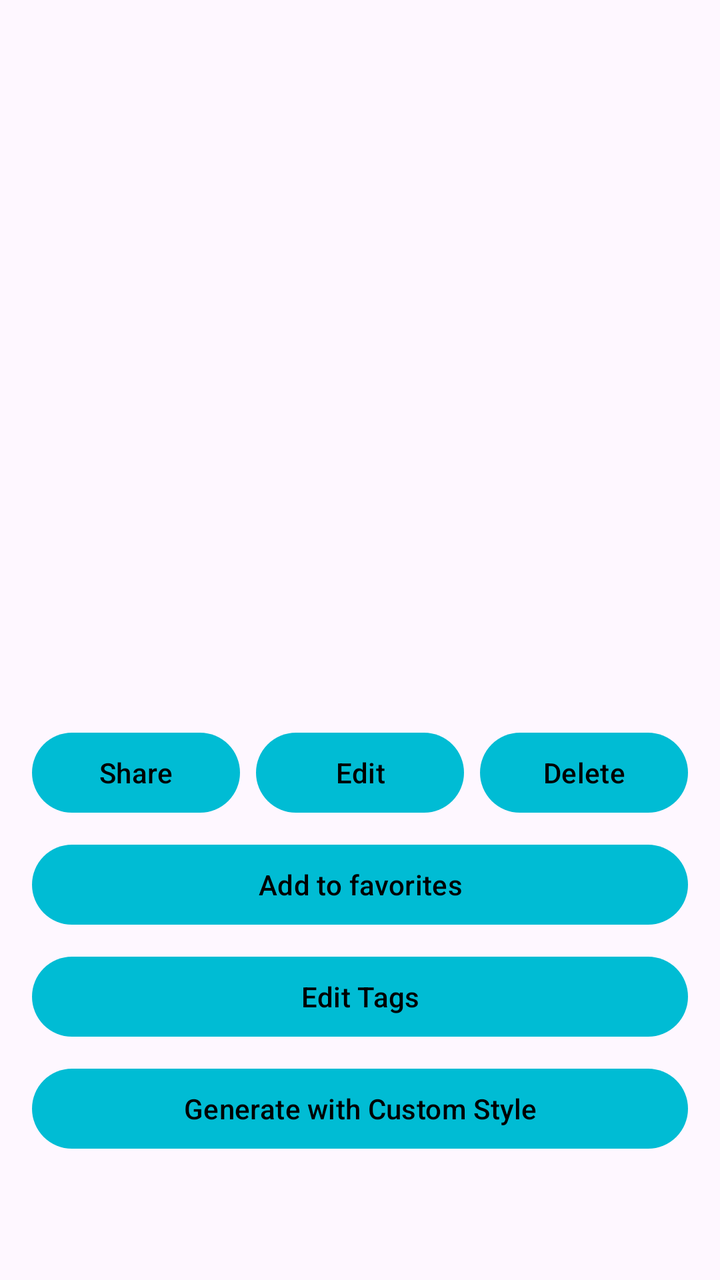
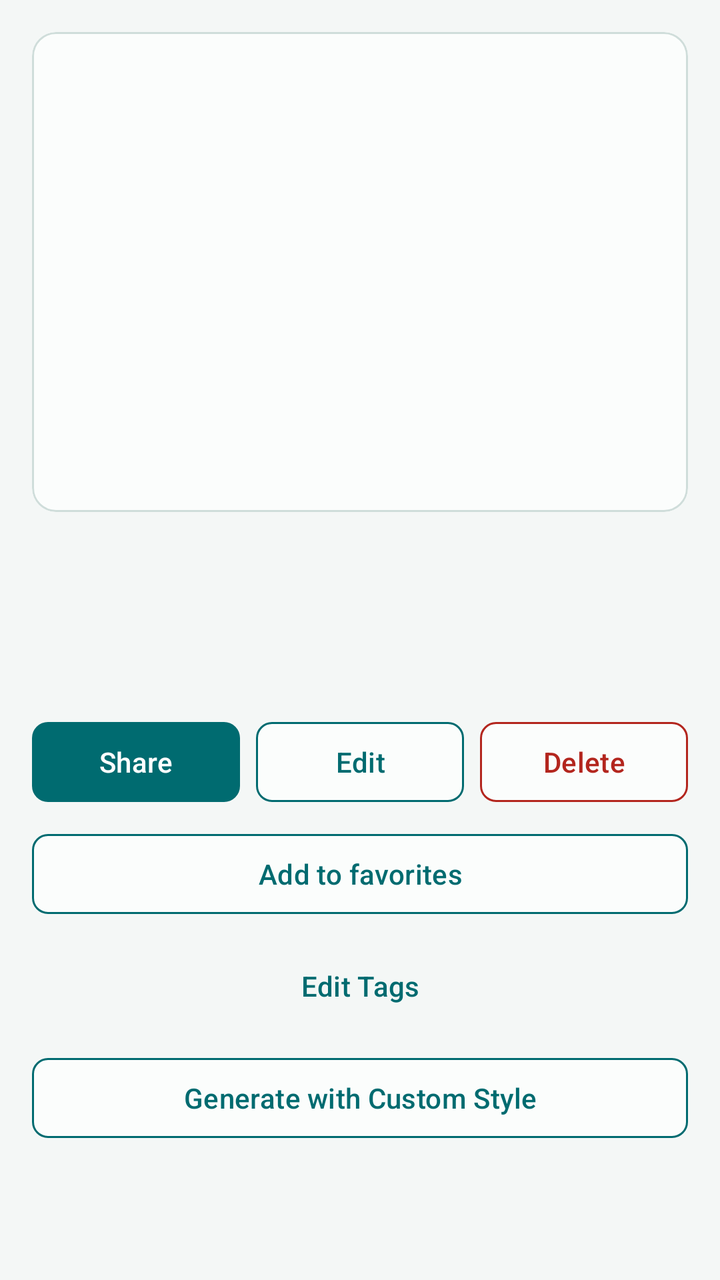

Two renders of the same Android screen: before a commit and after it. Below are the layout's source before the change and the commit's diff.
<!-- AndroidManifest.xml: application theme Theme.QRCodeSimple -->
<!-- res/layout/fragment_history_detail.xml -->
<?xml version="1.0" encoding="utf-8"?>
<ScrollView xmlns:android="http://schemas.android.com/apk/res/android"
    xmlns:app="http://schemas.android.com/apk/res-auto"
    android:layout_width="match_parent"
    android:layout_height="match_parent"
    android:fillViewport="true">

    <LinearLayout
        android:layout_width="match_parent"
        android:layout_height="wrap_content"
        android:orientation="vertical"
        android:padding="16dp">

        <ImageView
            android:id="@+id/ivBarcode"
            android:layout_width="match_parent"
            android:layout_height="240dp"
            android:scaleType="fitCenter"
            android:contentDescription="@string/barcode_image" />

        <TextView
            android:id="@+id/tvContent"
            android:layout_width="match_parent"
            android:layout_height="wrap_content"
            android:layout_marginTop="16dp"
            android:textSize="18sp"
            android:textIsSelectable="true" />

        <TextView
            android:id="@+id/tvType"
            android:layout_width="wrap_content"
            android:layout_height="wrap_content"
            android:layout_marginTop="8dp"
            android:textSize="14sp"
            android:textColor="?attr/colorPrimary" />

        <TextView
            android:id="@+id/tvTime"
            android:layout_width="wrap_content"
            android:layout_height="wrap_content"
            android:layout_marginTop="4dp"
            android:textSize="14sp"
            android:textColor="?android:attr/textColorSecondary" />

        <TextView
            android:id="@+id/tvTags"
            android:layout_width="match_parent"
            android:layout_height="wrap_content"
            android:layout_marginTop="8dp"
            android:textSize="14sp"
            android:textColor="?android:attr/textColorSecondary"
            android:visibility="gone" />

        <TextView
            android:id="@+id/tvNotes"
            android:layout_width="match_parent"
            android:layout_height="wrap_content"
            android:layout_marginTop="8dp"
            android:textSize="14sp"
            android:textIsSelectable="true"
            android:visibility="gone" />

        <com.google.android.material.chip.ChipGroup
            android:id="@+id/chipGroupTags"
            android:layout_width="match_parent"
            android:layout_height="wrap_content"
            android:layout_marginTop="8dp"
            android:visibility="gone" />

        <LinearLayout
            android:layout_width="match_parent"
            android:layout_height="wrap_content"
            android:layout_marginTop="16dp"
            android:orientation="horizontal">

            <Button
                android:id="@+id/btnShare"
                android:layout_width="0dp"
                android:layout_height="wrap_content"
                android:layout_weight="1"
                android:layout_marginEnd="4dp"
                android:text="@string/share" />

            <Button
                android:id="@+id/btnEdit"
                android:layout_width="0dp"
                android:layout_height="wrap_content"
                android:layout_weight="1"
                android:layout_marginStart="4dp"
                android:layout_marginEnd="4dp"
                android:text="@string/edit" />

            <Button
                android:id="@+id/btnDelete"
                android:layout_width="0dp"
                android:layout_height="wrap_content"
                android:layout_weight="1"
                android:layout_marginStart="4dp"
                android:text="@string/delete" />
        </LinearLayout>

        <Button
            android:id="@+id/btnToggleFavorite"
            android:layout_width="match_parent"
            android:layout_height="wrap_content"
            android:layout_marginTop="8dp"
            android:text="@string/add_to_favorites" />

        <Button
            android:id="@+id/btnEditTags"
            android:layout_width="match_parent"
            android:layout_height="wrap_content"
            android:layout_marginTop="8dp"
            android:text="@string/edit_tags" />

        <Button
            android:id="@+id/btnOpenGenerate"
            android:layout_width="match_parent"
            android:layout_height="wrap_content"
            android:layout_marginTop="8dp"
            android:text="@string/generate_with_custom_style" />

    </LinearLayout>
</ScrollView>
<!-- resources referenced by this layout -->
<resources>
  <style name="Theme.QRCodeSimple" parent="Theme.Material3.DayNight.NoActionBar">
          <item name="colorPrimary">@color/cyan_500</item>
          <item name="colorPrimaryVariant">@color/cyan_700</item>
          <item name="colorOnPrimary">@color/black</item>
          <item name="colorSecondary">@color/teal_200</item>
          <item name="colorSecondaryVariant">@color/teal_700</item>
          <item name="colorOnSecondary">@color/black</item>
          <item name="android:statusBarColor">?attr/colorPrimaryVariant</item>
      </style>
  <color name="cyan_500">#FF00BCD4</color>
  <color name="cyan_700">#FF0097A7</color>
  <color name="black">#FF000000</color>
  <color name="teal_200">#FF03DAC5</color>
  <color name="teal_700">#FF018786</color>
  <!-- unchanged entries left out for length: 7 -->
</resources>

<!-- the commit's change to res/layout/fragment_history_detail.xml (unified diff, before → after) -->
@@ -3,6 +3,7 @@
     xmlns:app="http://schemas.android.com/apk/res-auto"
     android:layout_width="match_parent"
     android:layout_height="match_parent"
+    android:background="@color/app_background"
     android:fillViewport="true">
 
     <LinearLayout
@@ -11,19 +12,28 @@
         android:orientation="vertical"
         android:padding="16dp">
 
-        <ImageView
-            android:id="@+id/ivBarcode"
+        <com.google.android.material.card.MaterialCardView
+            style="@style/Widget.QRCodeSimple.Panel"
             android:layout_width="match_parent"
-            android:layout_height="240dp"
-            android:scaleType="fitCenter"
-            android:contentDescription="@string/barcode_image" />
+            android:layout_height="240dp">
+
+            <ImageView
+                android:id="@+id/ivBarcode"
+                android:layout_width="match_parent"
+                android:layout_height="match_parent"
+                android:padding="12dp"
+                android:scaleType="fitCenter"
+                android:contentDescription="@string/barcode_image" />
+
+        </com.google.android.material.card.MaterialCardView>
 
         <TextView
             android:id="@+id/tvContent"
             android:layout_width="match_parent"
             android:layout_height="wrap_content"
             android:layout_marginTop="16dp"
-            android:textSize="18sp"
+            android:textAppearance="?attr/textAppearanceTitleMedium"
+            android:textColor="@color/app_text_primary"
             android:textIsSelectable="true" />
 
         <TextView
@@ -31,24 +41,24 @@
             android:layout_width="wrap_content"
             android:layout_height="wrap_content"
             android:layout_marginTop="8dp"
-            android:textSize="14sp"
-            android:textColor="?attr/colorPrimary" />
+            android:textAppearance="?attr/textAppearanceLabelLarge"
+            android:textColor="@color/app_primary" />
 
         <TextView
             android:id="@+id/tvTime"
             android:layout_width="wrap_content"
             android:layout_height="wrap_content"
             android:layout_marginTop="4dp"
-            android:textSize="14sp"
-            android:textColor="?android:attr/textColorSecondary" />
+            android:textAppearance="@style/TextAppearance.QRCodeSimple.Metadata"
+            android:textColor="@color/app_text_secondary" />
 
         <TextView
             android:id="@+id/tvTags"
             android:layout_width="match_parent"
             android:layout_height="wrap_content"
             android:layout_marginTop="8dp"
-            android:textSize="14sp"
-            android:textColor="?android:attr/textColorSecondary"
+            android:textAppearance="@style/TextAppearance.QRCodeSimple.Metadata"
+            android:textColor="@color/app_text_secondary"
             android:visibility="gone" />
 
         <TextView
@@ -56,7 +66,8 @@
             android:layout_width="match_parent"
             android:layout_height="wrap_content"
             android:layout_marginTop="8dp"
-            android:textSize="14sp"
+            android:textAppearance="?attr/textAppearanceBodyMedium"
+            android:textColor="@color/app_text_primary"
             android:textIsSelectable="true"
             android:visibility="gone" />
 
@@ -73,16 +84,18 @@
             android:layout_marginTop="16dp"
             android:orientation="horizontal">
 
-            <Button
+            <com.google.android.material.button.MaterialButton
                 android:id="@+id/btnShare"
+                style="@style/Widget.QRCodeSimple.Button.Primary"
                 android:layout_width="0dp"
                 android:layout_height="wrap_content"
                 android:layout_weight="1"
                 android:layout_marginEnd="4dp"
                 android:text="@string/share" />
 
-            <Button
+            <com.google.android.material.button.MaterialButton
                 android:id="@+id/btnEdit"
+                style="@style/Widget.QRCodeSimple.Button.Outlined"
                 android:layout_width="0dp"
                 android:layout_height="wrap_content"
                 android:layout_weight="1"
@@ -90,8 +103,9 @@
                 android:layout_marginEnd="4dp"
                 android:text="@string/edit" />
 
-            <Button
+            <com.google.android.material.button.MaterialButton
                 android:id="@+id/btnDelete"
+                style="@style/Widget.QRCodeSimple.Button.Destructive"
                 android:layout_width="0dp"
                 android:layout_height="wrap_content"
                 android:layout_weight="1"
@@ -99,22 +113,25 @@
                 android:text="@string/delete" />
         </LinearLayout>
 
-        <Button
+        <com.google.android.material.button.MaterialButton
             android:id="@+id/btnToggleFavorite"
+            style="@style/Widget.QRCodeSimple.Button.Outlined"
             android:layout_width="match_parent"
             android:layout_height="wrap_content"
             android:layout_marginTop="8dp"
             android:text="@string/add_to_favorites" />
 
-        <Button
+        <com.google.android.material.button.MaterialButton
             android:id="@+id/btnEditTags"
+            style="@style/Widget.QRCodeSimple.Button.Text"
             android:layout_width="match_parent"
             android:layout_height="wrap_content"
             android:layout_marginTop="8dp"
             android:text="@string/edit_tags" />
 
-        <Button
+        <com.google.android.material.button.MaterialButton
             android:id="@+id/btnOpenGenerate"
+            style="@style/Widget.QRCodeSimple.Button.Outlined"
             android:layout_width="match_parent"
             android:layout_height="wrap_content"
             android:layout_marginTop="8dp"
<!-- resource entries referenced after the edit -->
@@ -1,19 +1,148 @@
 <!-- resources referenced by this layout -->
 <resources>
-  <style name="Theme.QRCodeSimple" parent="Theme.Material3.DayNight.NoActionBar">
-          <item name="colorPrimary">@color/cyan_500</item>
-          <item name="colorPrimaryVariant">@color/cyan_700</item>
-          <item name="colorOnPrimary">@color/black</item>
-          <item name="colorSecondary">@color/teal_200</item>
-          <item name="colorSecondaryVariant">@color/teal_700</item>
-          <item name="colorOnSecondary">@color/black</item>
-          <item name="android:statusBarColor">?attr/colorPrimaryVariant</item>
+  <color name="app_background">#FFF4F7F6</color>
+  <color name="app_primary">#FF006B70</color>
+  <color name="app_text_primary">#FF172020</color>
+  <color name="app_text_secondary">#FF596967</color>
+  <style name="TextAppearance.QRCodeSimple.Metadata" parent="TextAppearance.Material3.BodySmall">
+          <item name="android:textColor">@color/app_text_secondary</item>
       </style>
-  <color name="cyan_500">#FF00BCD4</color>
-  <color name="cyan_700">#FF0097A7</color>
-  <color name="black">#FF000000</color>
-  <color name="teal_200">#FF03DAC5</color>
-  <color name="teal_700">#FF018786</color>
+  <style name="Widget.QRCodeSimple.Button.Destructive" parent="Widget.Material3.Button.OutlinedButton">
+          <item name="android:minHeight">@dimen/touch_target_min</item>
+          <item name="android:textColor">@color/app_error</item>
+          <item name="backgroundTint">@color/app_surface</item>
+          <item name="cornerRadius">@dimen/radius_compact</item>
+          <item name="iconTint">@color/app_error</item>
+          <item name="strokeColor">@color/app_error</item>
+          <item name="strokeWidth">1dp</item>
+      </style>
+  <style name="Widget.QRCodeSimple.Button.Outlined" parent="Widget.Material3.Button.OutlinedButton">
+          <item name="android:minHeight">@dimen/touch_target_min</item>
+          <item name="android:textColor">@color/app_primary</item>
+          <item name="backgroundTint">@color/app_surface</item>
+          <item name="cornerRadius">@dimen/radius_compact</item>
+          <item name="iconTint">@color/app_primary</item>
+          <item name="strokeColor">@color/app_primary</item>
+          <item name="strokeWidth">1dp</item>
+      </style>
+  <style name="Widget.QRCodeSimple.Button.Primary" parent="Widget.Material3.Button">
+          <item name="android:minHeight">@dimen/touch_target_min</item>
+          <item name="android:textColor">@color/app_on_primary</item>
+          <item name="backgroundTint">@color/app_primary</item>
+          <item name="cornerRadius">@dimen/radius_compact</item>
+          <item name="iconTint">@color/app_on_primary</item>
+      </style>
+  <style name="Widget.QRCodeSimple.Button.Text" parent="Widget.Material3.Button.TextButton">
+          <item name="android:minHeight">@dimen/touch_target_min</item>
+          <item name="android:textColor">@color/app_primary</item>
+          <item name="iconTint">@color/app_primary</item>
+      </style>
+  <style name="Widget.QRCodeSimple.Panel" parent="">
+          <item name="cardBackgroundColor">@color/app_surface</item>
+          <item name="cardCornerRadius">@dimen/radius_panel</item>
+          <item name="cardElevation">0dp</item>
+          <item name="strokeColor">@color/app_outline_variant</item>
+          <item name="strokeWidth">@dimen/stroke_panel</item>
+      </style>
+  <style name="Theme.QRCodeSimple" parent="Theme.QRCodeSimple.Base">
+          <item name="windowActionBar">false</item>
+          <item name="windowNoTitle">true</item>
+      </style>
+  <dimen name="touch_target_min">48dp</dimen>
+  <color name="app_error">#FFB3261E</color>
+  <color name="app_surface">#FFFBFDFC</color>
+  <dimen name="radius_compact">8dp</dimen>
+  <color name="app_on_primary">#FFFFFFFF</color>
+  <dimen name="radius_panel">12dp</dimen>
+  <color name="app_outline_variant">#FFCFDDDA</color>
+  <dimen name="stroke_panel">1dp</dimen>
+  <style name="Theme.QRCodeSimple.Base" parent="Theme.Material3.DayNight">
+          <item name="colorPrimary">@color/app_primary</item>
+          <item name="colorOnPrimary">@color/app_on_primary</item>
+          <item name="colorPrimaryContainer">@color/app_primary_container</item>
+          <item name="colorOnPrimaryContainer">@color/app_on_primary_container</item>
+          <item name="colorSecondary">@color/app_secondary</item>
+          <item name="colorOnSecondary">@color/app_on_secondary</item>
+          <item name="colorSecondaryContainer">@color/app_secondary_container</item>
+          <item name="colorOnSecondaryContainer">@color/app_on_secondary_container</item>
+          <item name="colorTertiary">@color/app_primary</item>
+          <item name="colorOnTertiary">@color/app_on_primary</item>
+          <item name="colorTertiaryContainer">@color/app_primary_container</item>
+          <item name="colorOnTertiaryContainer">@color/app_on_primary_container</item>
+          <item name="colorSurface">@color/app_surface</item>
+          <item name="colorSurfaceBright">@color/app_surface_variant</item>
+          <item name="colorSurfaceDim">@color/app_background</item>
+          <item name="colorSurfaceContainerLowest">@color/app_background</item>
+          <item name="colorSurfaceContainerLow">@color/app_surface</item>
+          <item name="colorSurfaceContainer">@color/app_surface</item>
+          <item name="colorSurfaceContainerHigh">@color/app_surface_variant</item>
+          <item name="colorSurfaceContainerHighest">@color/app_surface_variant</item>
+          <item name="colorOnSurface">@color/app_text_primary</item>
+          <item name="colorSurfaceVariant">@color/app_surface_variant</item>
+          <item name="colorOnSurfaceVariant">@color/app_text_secondary</item>
+          <item name="colorSurfaceInverse">@color/app_text_primary</item>
+          <item name="colorOnSurfaceInverse">@color/app_background</item>
+          <item name="colorPrimaryInverse">@color/app_primary_container</item>
+          <item name="colorOnBackground">@color/app_text_primary</item>
+          <item name="colorOutline">@color/app_outline</item>
+          <item name="colorOutlineVariant">@color/app_outline_variant</item>
+          <item name="colorError">@color/app_error</item>
+          <item name="colorOnError">@color/app_on_error</item>
+          <item name="colorErrorContainer">@color/app_error_container</item>
+          <item name="colorOnErrorContainer">@color/app_on_error_container</item>
+          <item name="colorControlNormal">@color/app_text_secondary</item>
+          <item name="colorControlActivated">@color/app_primary</item>
+          <item name="android:colorAccent">@color/app_primary</item>
+          <item name="android:colorBackground">@color/app_background</item>
+          <item name="android:windowBackground">@color/app_background</item>
+          <item name="android:statusBarColor">@color/app_background</item>
+          <item name="android:navigationBarColor">@color/app_background</item>
+          <item name="android:windowLightStatusBar">@bool/app_light_system_bars</item>
+          <item name="android:windowLightNavigationBar">@bool/app_light_system_bars</item>
+          <item name="materialAlertDialogTheme">@style/ThemeOverlay.QRCodeSimple.MaterialAlertDialog</item>
+          <item name="materialButtonStyle">@style/Widget.QRCodeSimple.Button.Primary</item>
+          <item name="materialCardViewStyle">@style/Widget.QRCodeSimple.Panel</item>
+          <item name="bottomNavigationStyle">@style/Widget.QRCodeSimple.BottomNavigationView</item>
+      </style>
+  <color name="app_primary_container">#FFD8EFED</color>
+  <color name="app_on_primary_container">#FF064E52</color>
+  <color name="app_secondary">#FF496563</color>
+  <color name="app_on_secondary">#FFFFFFFF</color>
+  <color name="app_secondary_container">#FFDDE8E6</color>
+  <color name="app_on_secondary_container">#FF243F3E</color>
+  <color name="app_surface_variant">#FFEAF1EF</color>
+  <color name="app_outline">#FF758684</color>
+  <color name="app_on_error">#FFFFFFFF</color>
+  <color name="app_error_container">#FFF9DEDC</color>
+  <color name="app_on_error_container">#FF410E0B</color>
+  <style name="ThemeOverlay.QRCodeSimple.MaterialAlertDialog" parent="ThemeOverlay.Material3.MaterialAlertDialog">
+          <item name="colorSurface">@color/app_surface</item>
+          <item name="colorSurfaceContainerHigh">@color/app_surface_variant</item>
+          <item name="colorOnSurface">@color/app_text_primary</item>
+          <item name="shapeAppearanceMediumComponent">@style/ShapeAppearance.QRCodeSimple.Panel</item>
+          <item name="buttonBarPositiveButtonStyle">@style/Widget.QRCodeSimple.Button.Text</item>
+          <item name="buttonBarNegativeButtonStyle">@style/Widget.QRCodeSimple.Button.Text</item>
+          <item name="buttonBarNeutralButtonStyle">@style/Widget.QRCodeSimple.Button.Text</item>
+      </style>
+  <style name="Widget.QRCodeSimple.BottomNavigationView" parent="Widget.Material3.BottomNavigationView">
+          <item name="android:background">@color/app_surface</item>
+          <item name="itemIconTint">@color/navigation_item_color</item>
+          <item name="itemTextColor">@color/navigation_item_color</item>
+          <item name="itemActiveIndicatorStyle">@style/Widget.QRCodeSimple.BottomNavigationView.ActiveIndicator</item>
+          <item name="elevation">0dp</item>
+      </style>
+  <style name="ShapeAppearance.QRCodeSimple.Panel" parent="ShapeAppearance.Material3.Corner.Medium">
+          <item name="cornerFamily">rounded</item>
+          <item name="cornerSize">@dimen/radius_panel</item>
+      </style>
+  <style name="Widget.QRCodeSimple.BottomNavigationView.ActiveIndicator" parent="Widget.Material3.BottomNavigationView.ActiveIndicator">
+          <item name="android:color">@color/app_primary_container</item>
+          <item name="shapeAppearance">@style/ShapeAppearance.QRCodeSimple.Compact</item>
+      </style>
+  <style name="ShapeAppearance.QRCodeSimple.Compact" parent="ShapeAppearance.Material3.Corner.Small">
+          <item name="cornerFamily">rounded</item>
+          <item name="cornerSize">@dimen/radius_compact</item>
+      </style>
   <!-- unchanged entries left out for length: 7 -->
 </resources>
 
